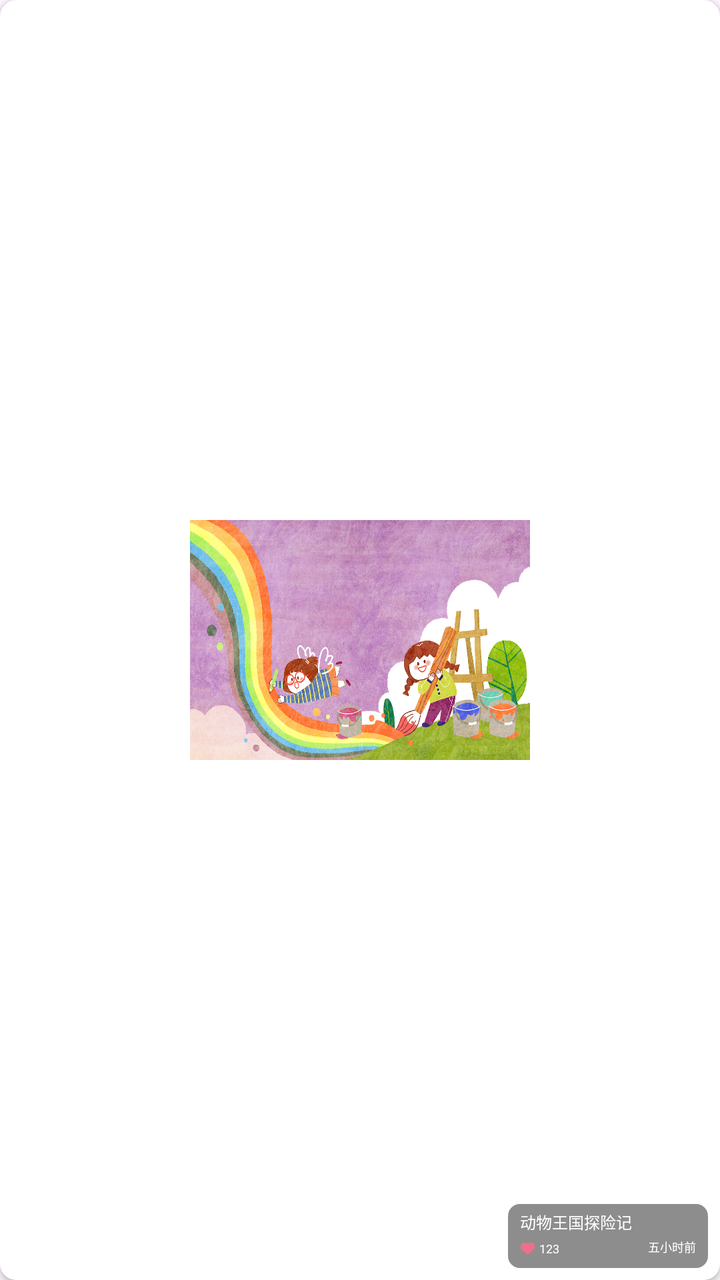
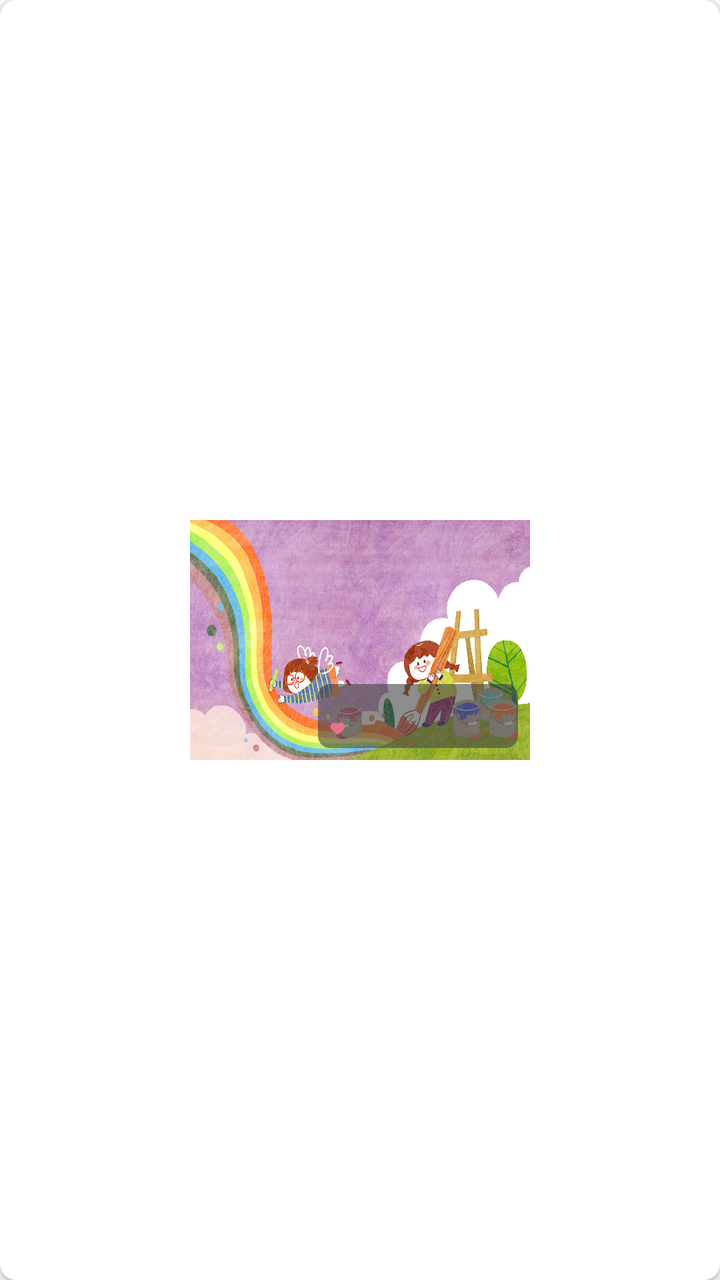

The first picture is an Android layout as it rendered before a commit; the second is the same layout after the commit. The layout source and the unified diff follow.
<!-- AndroidManifest.xml: application theme Theme.AIDraw -->
<!-- res/layout/list_item_work.xml -->
<?xml version="1.0" encoding="utf-8"?>

<androidx.constraintlayout.widget.ConstraintLayout xmlns:android="http://schemas.android.com/apk/res/android"
    xmlns:app="http://schemas.android.com/apk/res-auto"
    xmlns:tools="http://schemas.android.com/tools"
    android:layout_marginTop="5dp"
    android:layout_marginBottom="5dp"
    android:layout_marginLeft="10dp"
    android:layout_marginRight="10dp"
    android:layout_width="wrap_content"
    android:layout_height="wrap_content">

    <androidx.cardview.widget.CardView
        android:layout_width="match_parent"
        android:layout_height="match_parent"
        app:cardCornerRadius="8dp">

        <androidx.constraintlayout.widget.ConstraintLayout
            android:layout_width="match_parent"
            android:layout_height="match_parent">

            <ImageView
                android:id="@+id/imageView5"
                android:layout_width="170dp"
                android:layout_height="120dp"
                android:src="@drawable/works"
                android:scaleType="fitXY"
                app:layout_constraintEnd_toEndOf="parent"
                app:layout_constraintStart_toStartOf="parent"
                app:layout_constraintBottom_toBottomOf="parent"
                app:layout_constraintTop_toTopOf="parent" />

            <androidx.constraintlayout.widget.ConstraintLayout
                android:id="@+id/constraintLayout"
                android:layout_width="100dp"
                android:layout_height="32dp"
                android:background="@drawable/gray_6"
                android:layout_margin="6dp"
                app:layout_constraintBottom_toBottomOf="parent"
                app:layout_constraintEnd_toEndOf="parent">

                <TextView
                    android:layout_width="wrap_content"
                    android:layout_height="wrap_content"
                    android:textColor="#FFFFFFFF"
                    android:textSize="8sp"
                    android:text="动物王国探险记"
                    android:maxLines="1"
                    android:gravity="center"
                    android:layout_marginTop="3dp"
                    android:layout_marginLeft="6dp"
                    app:layout_constraintStart_toStartOf="parent"
                    app:layout_constraintTop_toTopOf="parent"/>

                <ImageView
                    android:id="@+id/imageView"
                    android:layout_width="7.5dp"
                    android:layout_height="7.5dp"
                    android:src="@drawable/community_like"
                    android:scaleType="fitXY"
                    android:layout_margin="6dp"
                    app:layout_constraintStart_toStartOf="parent"
                    app:layout_constraintBottom_toBottomOf="parent"/>

                <TextView
                    android:layout_width="wrap_content"
                    android:layout_height="wrap_content"
                    android:textColor="#FFFFFFFF"
                    android:textSize="6sp"
                    android:text="123"
                    android:maxLines="1"
                    android:gravity="center"
                    android:layout_marginLeft="2dp"
                    app:layout_constraintStart_toEndOf="@+id/imageView"
                    app:layout_constraintTop_toTopOf="@+id/imageView"
                    app:layout_constraintBottom_toBottomOf="@+id/imageView"/>

                <TextView
                    android:layout_width="wrap_content"
                    android:layout_height="wrap_content"
                    android:textColor="#FFFFFFFF"
                    android:textSize="6sp"
                    android:text="五小时前"
                    android:maxLines="1"
                    android:gravity="center"
                    android:layout_margin="6dp"
                    app:layout_constraintEnd_toEndOf="parent"
                    app:layout_constraintBottom_toBottomOf="parent"/>
            </androidx.constraintlayout.widget.ConstraintLayout>
        </androidx.constraintlayout.widget.ConstraintLayout>
    </androidx.cardview.widget.CardView>
</androidx.constraintlayout.widget.ConstraintLayout>
<!-- resources referenced by this layout -->
<resources>
  <!-- drawable community_like: png bitmap (drawable, 454 bytes) -->
  <!-- drawable gray_6 (drawable) -->
  <?xml version="1.0" encoding="utf-8"?>
  
  <shape xmlns:android="http://schemas.android.com/apk/res/android"
      android:shape="rectangle">
  
      <corners
          android:radius="6dp"/>
  
      <solid
          android:color="#99424242" />
  </shape>
  <!-- drawable works: jpg bitmap (drawable, 763510 bytes) -->
  <style name="Theme.AIDraw" parent="Base.Theme.AIDraw" />
  <style name="Base.Theme.AIDraw" parent="Theme.Material3.DayNight.NoActionBar">
          
          
      </style>
</resources>

<!-- the commit's change to res/layout/list_item_work.xml (unified diff, before → after) -->
@@ -7,7 +7,7 @@
     android:layout_marginBottom="5dp"
     android:layout_marginLeft="10dp"
     android:layout_marginRight="10dp"
-    android:layout_width="wrap_content"
+    android:layout_width="match_parent"
     android:layout_height="wrap_content">
 
     <androidx.cardview.widget.CardView
@@ -36,15 +36,15 @@
                 android:layout_height="32dp"
                 android:background="@drawable/gray_6"
                 android:layout_margin="6dp"
-                app:layout_constraintBottom_toBottomOf="parent"
-                app:layout_constraintEnd_toEndOf="parent">
+                app:layout_constraintBottom_toBottomOf="@+id/imageView5"
+                app:layout_constraintEnd_toEndOf="@+id/imageView5">
 
                 <TextView
+                    android:id="@+id/work_title"
                     android:layout_width="wrap_content"
                     android:layout_height="wrap_content"
                     android:textColor="#FFFFFFFF"
                     android:textSize="8sp"
-                    android:text="动物王国探险记"
                     android:maxLines="1"
                     android:gravity="center"
                     android:layout_marginTop="3dp"
@@ -63,11 +63,11 @@
                     app:layout_constraintBottom_toBottomOf="parent"/>
 
                 <TextView
+                    android:id="@+id/work_like"
                     android:layout_width="wrap_content"
                     android:layout_height="wrap_content"
                     android:textColor="#FFFFFFFF"
                     android:textSize="6sp"
-                    android:text="123"
                     android:maxLines="1"
                     android:gravity="center"
                     android:layout_marginLeft="2dp"
@@ -76,11 +76,11 @@
                     app:layout_constraintBottom_toBottomOf="@+id/imageView"/>
 
                 <TextView
+                    android:id="@+id/work_time"
                     android:layout_width="wrap_content"
                     android:layout_height="wrap_content"
                     android:textColor="#FFFFFFFF"
                     android:textSize="6sp"
-                    android:text="五小时前"
                     android:maxLines="1"
                     android:gravity="center"
                     android:layout_margin="6dp"
